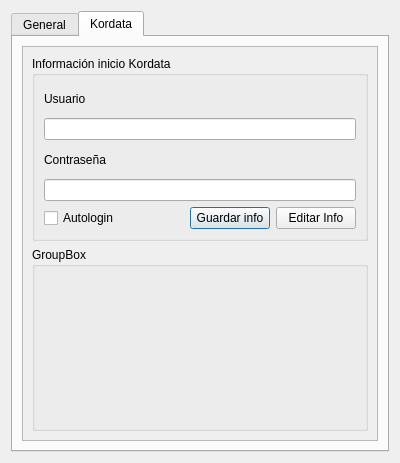
Qt form ui/configDialog.ui (gabod22/Pixel-after-sell-reporter) before a commit.
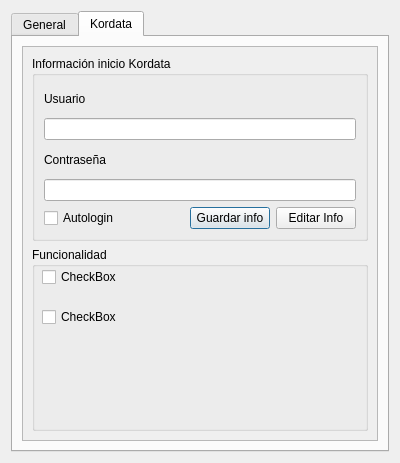
The same form after that commit.

```diff
--- a/ui/configDialog.ui
+++ b/ui/configDialog.ui
@@ -122,8 +122,34 @@
            <item>
             <widget class="QGroupBox" name="groupBox_2">
              <property name="title">
-              <string>GroupBox</string>
+              <string>Funcionalidad</string>
              </property>
+             <widget class="QCheckBox" name="checkBox">
+              <property name="geometry">
+               <rect>
+                <x>10</x>
+                <y>20</y>
+                <width>78</width>
+                <height>20</height>
+               </rect>
+              </property>
+              <property name="text">
+               <string>CheckBox</string>
+              </property>
+             </widget>
+             <widget class="QCheckBox" name="checkBox_2">
+              <property name="geometry">
+               <rect>
+                <x>10</x>
+                <y>60</y>
+                <width>78</width>
+                <height>20</height>
+               </rect>
+              </property>
+              <property name="text">
+               <string>CheckBox</string>
+              </property>
+             </widget>
             </widget>
            </item>
           </layout>
```
